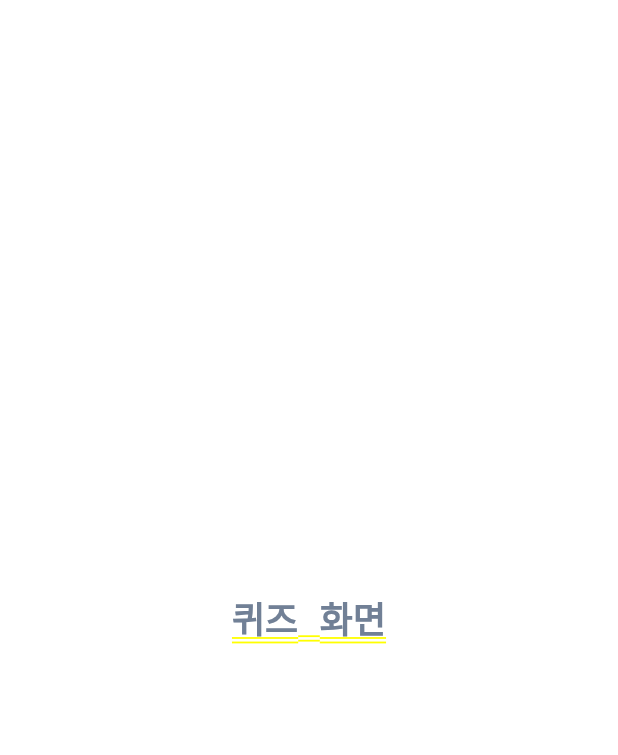
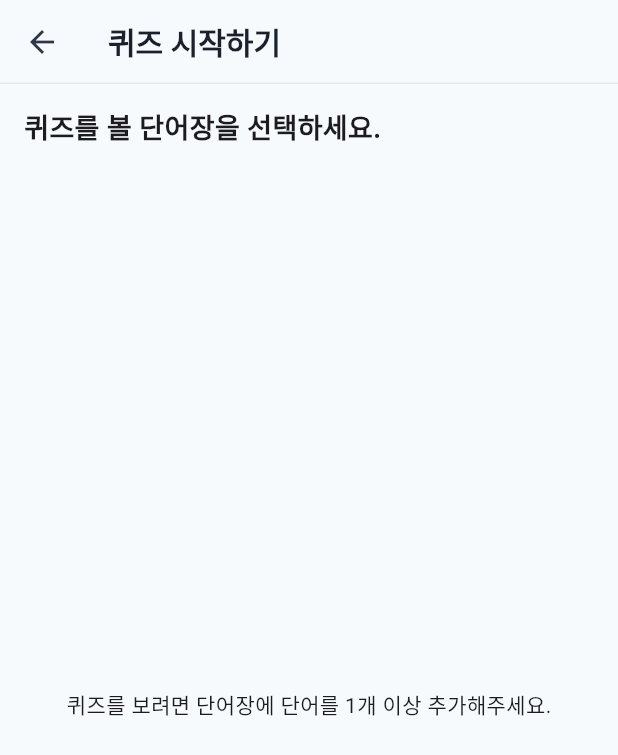
Before and after one commit to NANlIl/Capstone_m, a Flutter app: the screen it shows once a user with an empty profile is signed in, after a tap on "단어 퀴즈", on a phone screen of 412 x 824 dp. Shown: the top 755 px of the screen. Run offline on Flutter 3.47's test engine with Material 3 defaults, Android fonts, the phone set to English and light mode, and no system bars; our stand-ins replace cloud_firestore, firebase_auth, firebase_core, google_sign_in, sqflite; accounts and stored records are empty.

Commit message:
단어장삭제 단어 삭제 단어 개수 세기 퀴즈 수정

```diff
--- a/lib/main.dart
+++ b/lib/main.dart
@@ -442,9 +442,101 @@ class MenuScreen extends StatelessWidget {
 
 class QuizScreen extends StatelessWidget {
   const QuizScreen({super.key});
+
   @override
   Widget build(BuildContext context) {
-    return const Center(child: Text('퀴즈 화면', style: TextStyle(fontSize: 24, color: AppColors.textGrey)));
+    final user = FirebaseAuth.instance.currentUser;
+    if (user == null) {
+      return const Center(child: Text('퀴즈를 만드시려면 로그인이 필요합니다.'));
+    }
+
+    return Scaffold(
+      appBar: AppBar(
+        title: const Text('퀴즈 시작하기'),
+      ),
+      body: Column(
+        crossAxisAlignment: CrossAxisAlignment.start,
+        children: [
+          const Padding(
+            padding: EdgeInsets.all(16.0),
+            child: Text(
+              '퀴즈를 볼 단어장을 선택하세요.',
+              style: TextStyle(fontSize: 18, fontWeight: FontWeight.bold),
+            ),
+          ),
+          Expanded(
+            child: StreamBuilder<QuerySnapshot>(
+              stream: FirebaseFirestore.instance
+                  .collection('vocabulary_books')
+                  .where('ownerUid', isEqualTo: user.uid)
+                  .where('wordCount', isGreaterThan: 0) // 단어가 하나 이상 있는 단어장만
+                  .snapshots(),
+              builder: (context, snapshot) {
+                if (snapshot.connectionState == ConnectionState.waiting) {
+                  return const Center(child: CircularProgressIndicator());
+                }
+                if (snapshot.hasError) {
+                  return Center(child: Text('오류가 발생했습니다: ${snapshot.error}'));
+                }
+                if (!snapshot.hasData || snapshot.data!.docs.isEmpty) {
+                  return const Center(
+                      child: Text('퀴즈를 보려면 단어장에 단어를 1개 이상 추가해주세요.'));
+                }
+
+                final docs = snapshot.data!.docs;
+
+                return ListView.builder(
+                  itemCount: docs.length,
+                  itemBuilder: (context, index) {
+                    final bookData = docs[index].data() as Map<String, dynamic>;
+                    final bookId = docs[index].id;
+                    final bookName = bookData['name'] as String;
+                    final wordCount = bookData['wordCount'] ?? 0;
+
+                    return ListTile(
+                      title: Text(bookName),
+                      subtitle: Text('$wordCount 단어'),
+                      trailing: const Icon(Icons.quiz),
+                      onTap: () {
+                        Navigator.push(
+                          context,
+                          FadePageRoute(
+                            child: WordQuizGameScreen(
+                              bookId: bookId,
+                              bookName: bookName,
+                            ),
+                          ),
+                        );
+                      },
+                    );
+                  },
+                );
+              },
+            ),
+          ),
+        ],
+      ),
+    );
+  }
+}
+
+// 퀴즈 게임이 진행될 화면 (뼈대)
+class WordQuizGameScreen extends StatelessWidget {
+  final String bookId;
+  final String bookName;
+
+  const WordQuizGameScreen({super.key, required this.bookId, required this.bookName});
+
+  @override
+  Widget build(BuildContext context) {
+    return Scaffold(
+      appBar: AppBar(
+        title: Text('$bookName 퀴즈'),
+      ),
+      body: Center(
+        child: Text('퀴즈 화면입니다! (단어장 ID: $bookId)'),
+      ),
+    );
   }
 }
 
```
